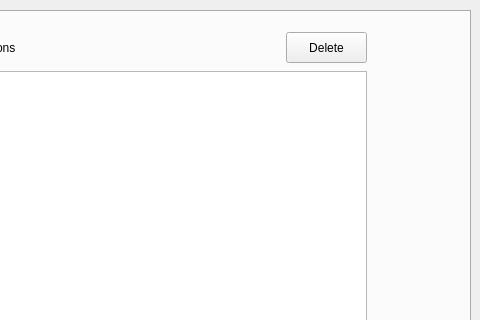
Above: forms/settingsdialog.ui from shogimaru/shogimaru before the change; both pictures show x 120 to 600 and y 0 to 320 of the 600 by 600 pixel window. Below: the same form after it.
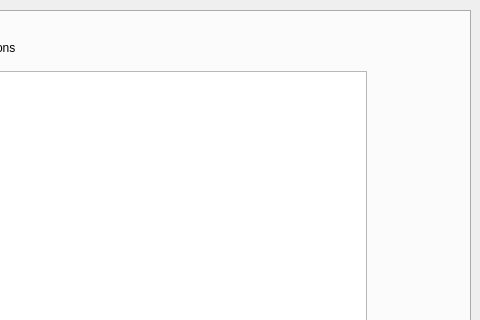
That is the form after the change. The open tabs and pages were chosen to show the change.

Diff of the .ui file:
```diff
--- a/forms/settingsdialog.ui
+++ b/forms/settingsdialog.ui
@@ -197,19 +197,6 @@
       <string>Engine options</string>
      </property>
     </widget>
-    <widget class="QPushButton" name="deleteGeneralOptButton">
-     <property name="geometry">
-      <rect>
-       <x>370</x>
-       <y>20</y>
-       <width>81</width>
-       <height>31</height>
-      </rect>
-     </property>
-     <property name="text">
-      <string>Delete</string>
-     </property>
-    </widget>
     <widget class="QLabel" name="labelGeneralOptInfo">
      <property name="geometry">
       <rect>
```
Left out of the diff: 15 changed lines with no effect on the pictures.
